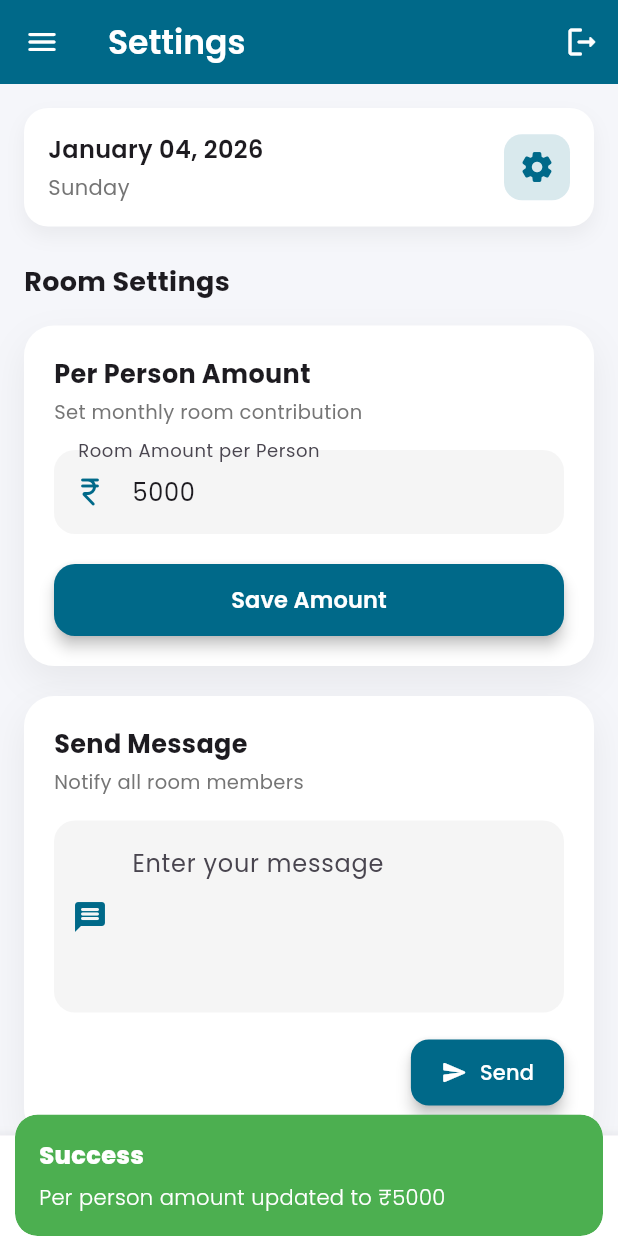
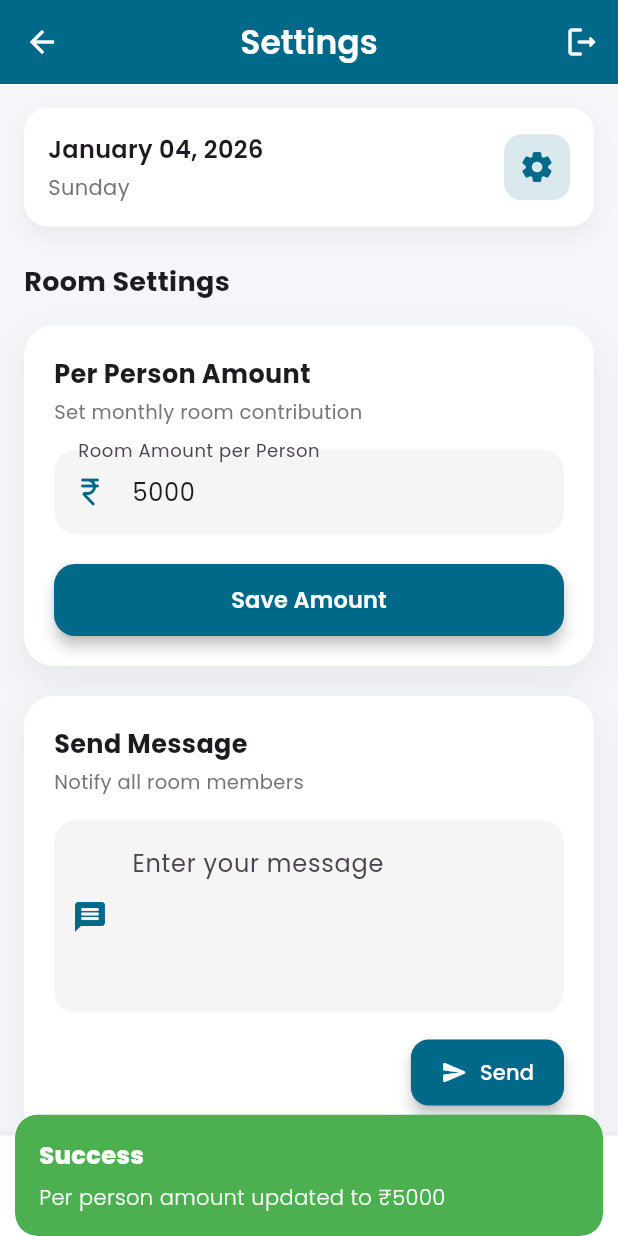
Before and after one commit to lukers226/RoomManagement, a Flutter app: the BottomNavScreen screen opened by its route, item 4 of the bottom bar chosen, after a tap on "Save Amount", on a phone screen of 412 x 824 dp. Run offline on Flutter 3.47's test engine with Material 3 defaults, Android fonts, the phone set to English and light mode, and no system bars; our stand-ins replace cloud_firestore, firebase_core, flutter_dotenv, flutter_svg, get, google_fonts and 2 more; accounts and stored records are empty.

```diff
--- a/lib/controllers/settings_controller.dart
+++ b/lib/controllers/settings_controller.dart
@@ -2,15 +2,73 @@ import 'package:flutter/material.dart';
 import 'package:get/get.dart';
 import 'package:cloud_firestore/cloud_firestore.dart';
 import 'package:flutter_dotenv/flutter_dotenv.dart';
+import '../widgets/snack_bar.dart';
+import 'login_controller.dart';
 
 class SettingsController extends GetxController {
   final TextEditingController amountController = TextEditingController();
   final TextEditingController messageController = TextEditingController();
 
-  double perPersonAmount = 5000.0;
+  double perPersonAmount = 5000.0; // Default value
+
+  // Get admin phone numbers from environment variables
+  List<String> get adminPhoneNumbers {
+    final adminPhonesString = dotenv.env['ADMIN_PHONE_NUMBERS'] ?? '';
+    return adminPhonesString.split(',').map((e) => e.trim()).toList();
+  }
+
+  bool _isAdmin = false;
+
+  @override
+  void onInit() {
+    super.onInit();
+    checkAdminStatus();
+    loadSettings();
+    amountController.text = perPersonAmount.toStringAsFixed(0);
+  }
+
+  void checkAdminStatus() {
+    try {
+      final loginController = Get.find<LoginController>();
+      // Extract number without country code for comparison
+      final numberWithoutCode = loginController.phoneNumber
+          .replaceAll('+91', '')
+          .replaceAll('+', '');
+      _isAdmin = adminPhoneNumbers.contains(numberWithoutCode);
+    } catch (e) {
+      _isAdmin = false;
+    }
+  }
+
+  Future<void> loadSettings() async {
+    try {
+      final doc = await FirebaseFirestore.instance
+          .collection(dotenv.env['ROOM_SETTINGS_COLLECTION'] ?? 'room_settings')
+          .doc('main_settings')
+          .get();
+
+      if (doc.exists && doc.data() != null) {
+        final data = doc.data()!;
+        if (data['perPersonAmount'] != null) {
+          perPersonAmount = data['perPersonAmount'].toDouble();
+          amountController.text = perPersonAmount.toStringAsFixed(0);
+          update();
+        }
+      }
+    } catch (e) {
+      // If loading fails, keep the default value
+      amountController.text = perPersonAmount.toStringAsFixed(0);
+    }
+  }
 
   // ================== SET AMOUNT ==================
-  Future<void> setPerPersonAmount() async {
+  Future<void> setPerPersonAmount(dynamic context) async {
+    // Check if user is admin
+    if (!_isAdmin) {
+      AppSnackBar.error(context, 'Only the admin can update the per person amount');
+      return;
+    }
+
     final text = amountController.text.trim();
 
     if (text.isEmpty) {
@@ -70,33 +128,42 @@ class SettingsController extends GetxController {
   }
 
   // ================== SEND MESSAGE ==================
-  void sendMessage() {
+  Future<void> sendMessage(dynamic context) async {
     final message = messageController.text.trim();
 
     if (message.isEmpty) {
-      Get.snackbar(
-        'Error',
-        'Please enter a message',
-        snackPosition: SnackPosition.BOTTOM,
-        backgroundColor: Colors.red,
-        colorText: Colors.white,
-      );
+      AppSnackBar.error(context, 'Please enter a message');
       return;
     }
 
-    messageController.clear();
+    try {
+      // Save message to Firebase Firestore
+      await FirebaseFirestore.instance.collection(dotenv.env['MESSAGES_COLLECTION'] ?? 'messages').add({
+        'message': message,
+        'timestamp': FieldValue.serverTimestamp(),
+        'sender': 'admin', // You can replace this with actual user info
+        'type': 'room_announcement',
+      });
 
-    Get.snackbar(
-      'Success',
-      'Message sent to all users!',
-      snackPosition: SnackPosition.BOTTOM,
-      backgroundColor: Colors.green,
-      colorText: Colors.white,
-    );
+      messageController.clear();
+
+      AppSnackBar.success(context, 'Message sent to all users!');
+    } catch (e) {
+      AppSnackBar.error(context, 'Failed to send message: $e');
+    }
   }
 
   String _getCurrentPhoneNumber() {
-    return 'unknown_user'; // replace with auth logic
+    try {
+      final loginController = Get.find<LoginController>();
+      return loginController.phoneNumber;
+    } catch (e) {
+      return 'unknown';
+    }
+  }
+
+  bool isCurrentUserAdmin() {
+    return _isAdmin;
   }
 
   @override
--- a/lib/views/bottom_nav_screen.dart
+++ b/lib/views/bottom_nav_screen.dart
@@ -1,4 +1,5 @@
 import 'package:flutter/material.dart';
+import 'package:flutter_svg/flutter_svg.dart';
 
 import 'home_view.dart';
 import 'spent_view.dart';
@@ -31,12 +32,20 @@ class _BottomNavScreenState extends State<BottomNavScreen> {
     return Column(
       mainAxisSize: MainAxisSize.min,
       children: [
-        Image.asset(
-          asset,
-          height: 24,
-          width: 24,
-          fit: BoxFit.contain,
-        ),
+        asset.endsWith('.svg')
+            ? SvgPicture.asset(
+                asset,
+                height: 24,
+                width: 24,
+                fit: BoxFit.contain,
+
+              )
+            : Image.asset(
+                asset,
+                height: 24,
+                width: 24,
+                fit: BoxFit.contain,
+              ),
         const SizedBox(height: 6),
 
         // ✅ UNDERLINE INDICATOR
@@ -88,7 +97,7 @@ class _BottomNavScreenState extends State<BottomNavScreen> {
             label: 'Members',
           ),
           BottomNavigationBarItem(
-            icon: navItem(SvgManager.members, 3),
+            icon: navItem(SvgManager.room, 3),
             label: 'Settings',
           ),
         ],
--- a/lib/views/home_view.dart
+++ b/lib/views/home_view.dart
@@ -19,12 +19,7 @@ class HomeView extends StatelessWidget {
             backgroundColor: AppColors.secondaryColor,
             foregroundColor: AppColors.white,
             title: const Text('Home', style: TextStyle(fontWeight: FontWeight.w600),),
-            leading: IconButton(
-              icon: const Icon(Icons.menu),
-              onPressed: () {
-                Scaffold.of(context).openDrawer(); // If you add a drawer later
-              },
-            ),
+            centerTitle: true,
           ),
           body: Container(
             decoration: const BoxDecoration(
--- a/lib/views/members_view.dart
+++ b/lib/views/members_view.dart
@@ -52,10 +52,7 @@ class _MembersViewState extends State<MembersView>
               'Members',
               style: TextStyle(fontWeight: FontWeight.w600),
             ),
-            leading: IconButton(
-              icon: const Icon(Icons.menu_rounded),
-              onPressed: () {},
-            ),
+            centerTitle: true,
           ),
           body: SafeArea(
             child: Padding(
--- a/lib/views/settings_view.dart
+++ b/lib/views/settings_view.dart
@@ -30,10 +30,7 @@ class SettingsView extends StatelessWidget {
               'Settings',
               style: TextStyle(fontWeight: FontWeight.w600),
             ),
-            leading: IconButton(
-              icon: const Icon(Icons.menu_rounded),
-              onPressed: () {},
-            ),
+            centerTitle: true,
             actions: [
               IconButton(
                 icon: const Icon(Icons.logout_rounded),
@@ -120,25 +117,30 @@ class SettingsView extends StatelessWidget {
                         TextFormField(
                           controller: controller.amountController,
                           keyboardType: TextInputType.number,
+                          enabled: controller.isCurrentUserAdmin(),
+                          readOnly: !controller.isCurrentUserAdmin(),
                           decoration: _inputDecoration(
                             label: 'Room Amount per Person',
                             icon: Icons.currency_rupee_rounded,
+                          ).copyWith(
+                            filled: true,
+                            fillColor: controller.isCurrentUserAdmin()
+                                ? Colors.grey.shade100
+                                : Colors.grey.shade200,
                           ),
                         ),
+                        if (controller.isCurrentUserAdmin()) ...[
                           const SizedBox(height: 20),
                           SizedBox(
                             width: double.infinity,
                             height: 48,
                             child: ElevatedButton(
-                            onPressed:
-                                controller.setPerPersonAmount,
+                              onPressed: () => controller.setPerPersonAmount(context),
                               style: ElevatedButton.styleFrom(
-                              backgroundColor:
-                                  AppColors.secondaryColor,
+                                backgroundColor: AppColors.secondaryColor,
                                 elevation: 4,
                                 shape: RoundedRectangleBorder(
-                                borderRadius:
-                                    BorderRadius.circular(14),
+                                  borderRadius: BorderRadius.circular(14),
                                 ),
                               ),
                               child: const Text(
@@ -151,6 +153,7 @@ class SettingsView extends StatelessWidget {
                               ),
                             ),
                           ),
+                        ],
                       ],
                     ),
                   ),
@@ -175,7 +178,7 @@ class SettingsView extends StatelessWidget {
                         Align(
                           alignment: Alignment.centerRight,
                           child: ElevatedButton.icon(
-                            onPressed: controller.sendMessage,
+                            onPressed: () => controller.sendMessage(context),
                             icon: const Icon(Icons.send_rounded, color: Colors.white,),
                             label: const Text('Send', style: TextStyle(color: Colors.white),),
                             style: ElevatedButton.styleFrom(
```
Also changed, not shown: lib/main.dart (+6 -1 lines), lib/views/login_view.dart (+1 -8 lines), lib/views/spent_view.dart (+3 -12 lines), 1 other file. Lines whose indentation alone changed are shown as unchanged.
